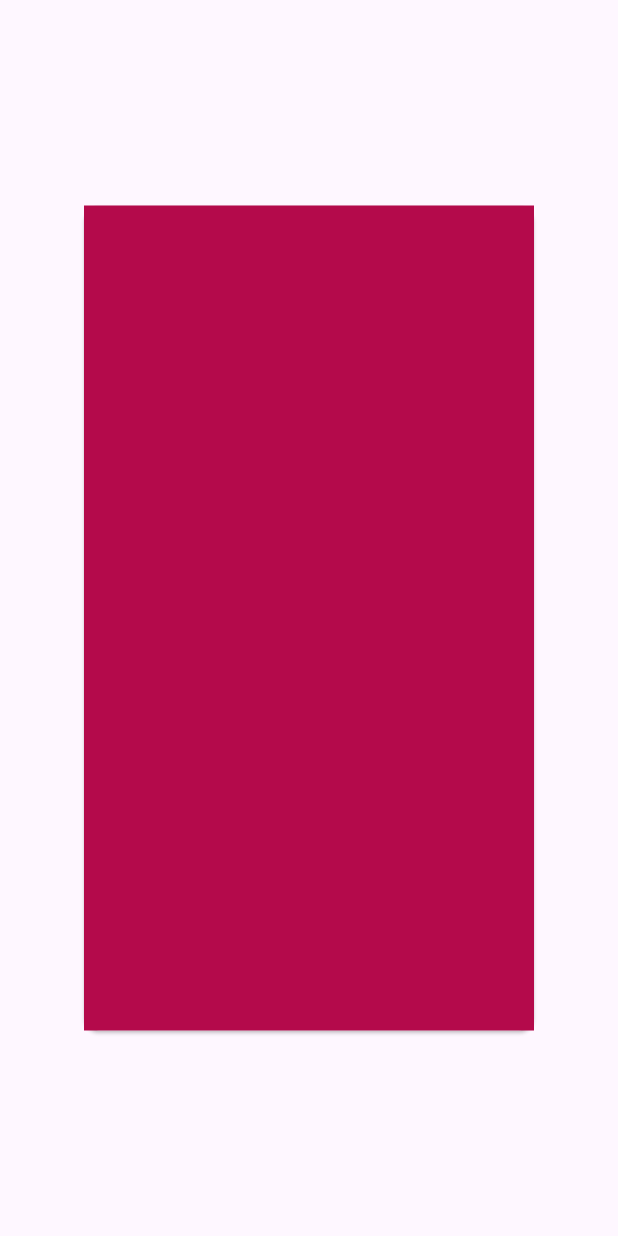
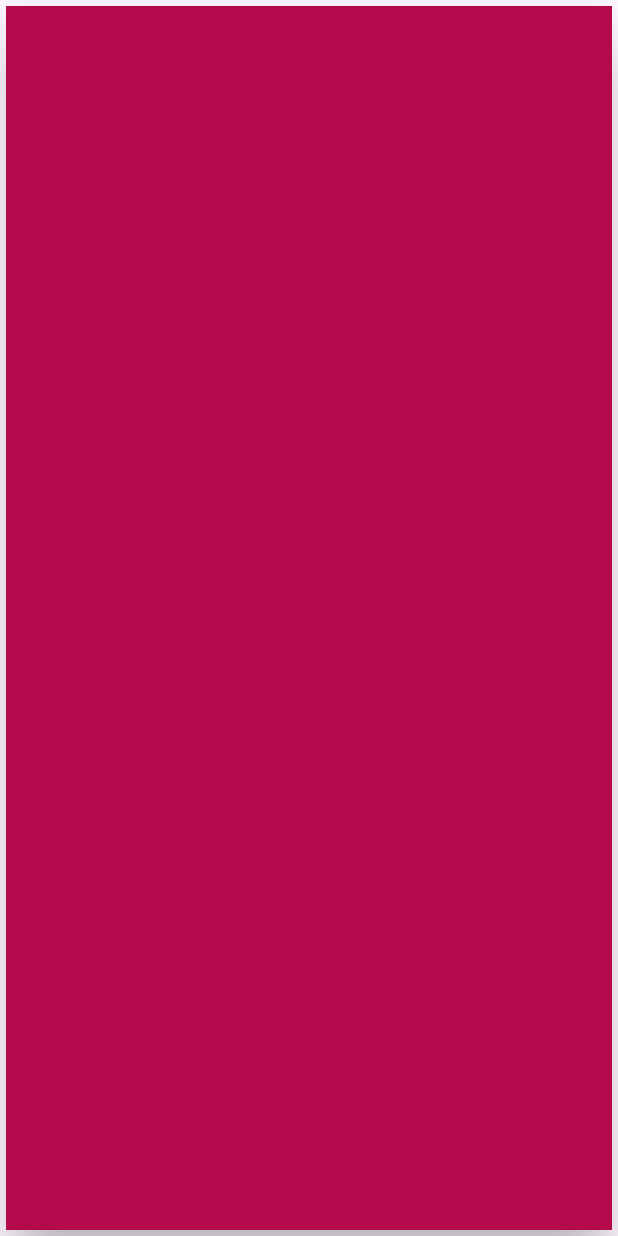
Before and after one commit to Rerurate514/left_swipe, a Flutter app: the screen it shows after launch, on a phone screen of 412 x 824 dp. Run offline on Flutter 3.47's test engine with Material 2 defaults, Android fonts, the phone set to English and light mode, and no system bars.

Commit message:
スワイプループの作成

```diff
--- a/lib/backSwipe.dart
+++ b/lib/backSwipe.dart
@@ -13,6 +13,7 @@ class BackSwipePageState extends State<BackSwipePage> {
             child: Icon(
       Icons.heart_broken,
       size: 200,
+      color: Colors.purple,
     )));
   }
 }
--- a/lib/swipePage.dart
+++ b/lib/swipePage.dart
@@ -11,11 +11,12 @@ class SwipePage extends StatelessWidget {
     return Center(
       child: Card(
         shape: RoundedRectangleBorder(
-          borderRadius: BorderRadius.circular(10),
+          borderRadius: BorderRadius.circular(16)
         ),
+        elevation: 16,
         child: Container(
-        width: 300,
-        height: 550,
+        width: MediaQuery.of(context).size.width,
+        height: MediaQuery.of(context).size.height,
         color: Color.fromRGBO(
           (_colorSeed * 100) % 255,
           (_colorSeed + 100) % 255,
--- a/lib/toSwipedPage.dart
+++ b/lib/toSwipedPage.dart
@@ -8,7 +8,7 @@ class ToSwipePage extends StatefulWidget {
 class ToSwipePageState extends State<ToSwipePage> {
   @override
   Widget build(BuildContext context) {
-    return const Scaffold(
+    return const  Scaffold(
         body: Center(
       child: Icon(Icons.favorite,size: 200, color: Colors.pink,)
     ));
```
Also changed, not shown: lib/main.dart (+46 -12 lines).
